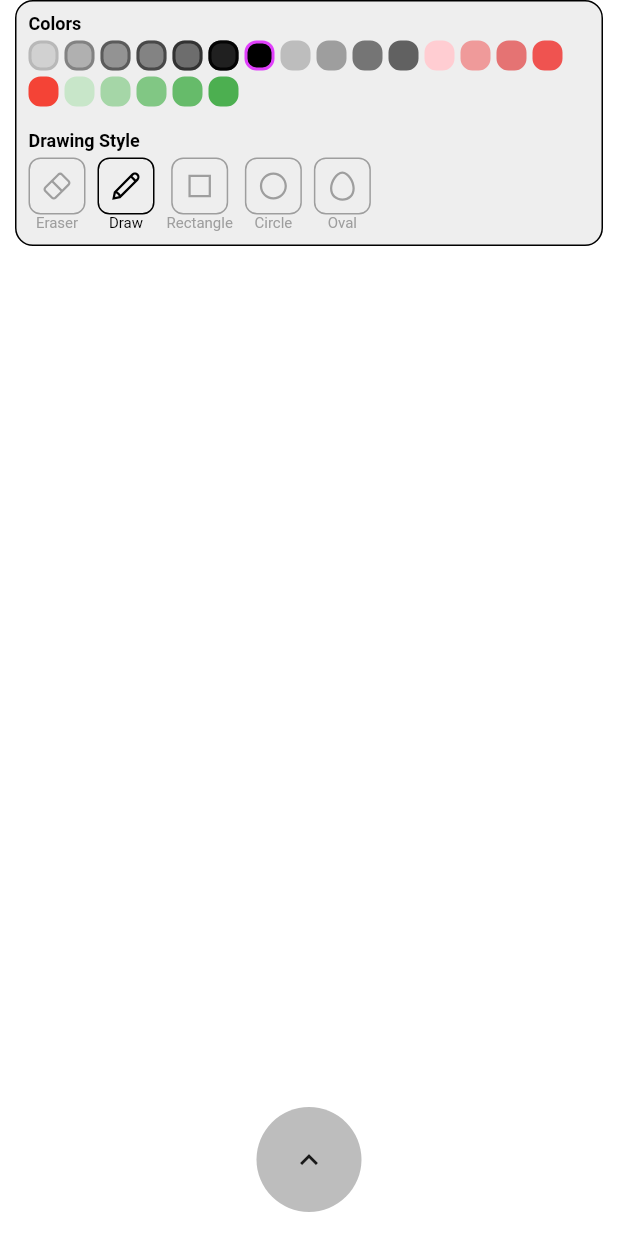
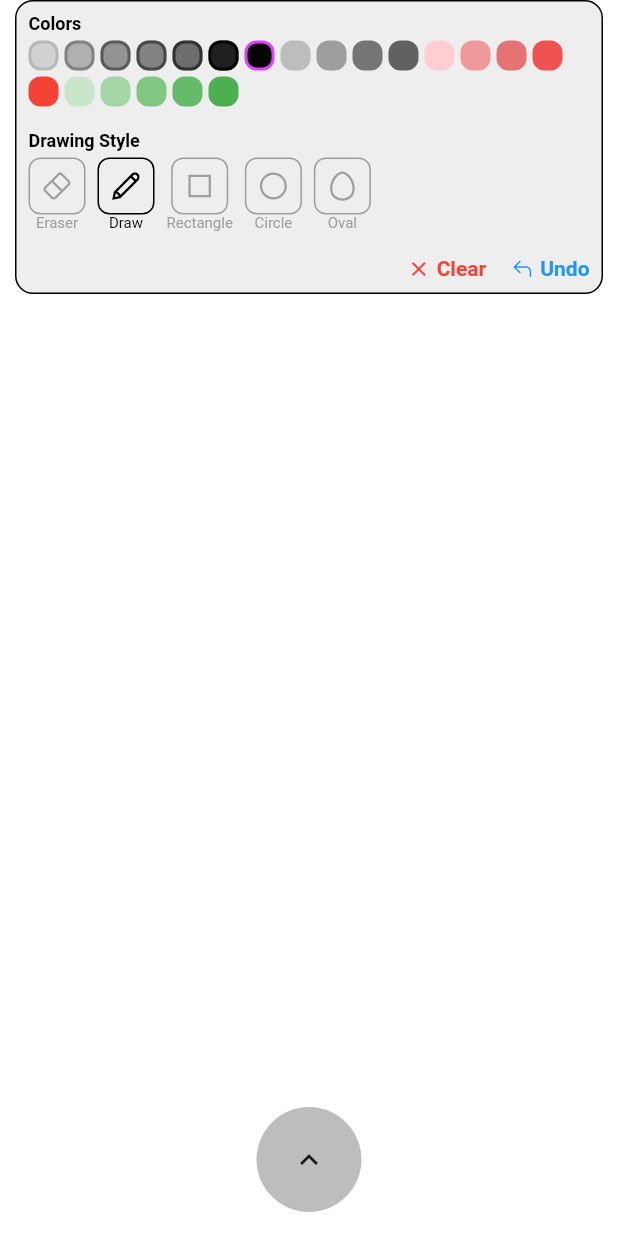
Before and after one commit to Karma-234/drawing_pad, a Flutter app: the screen it shows after launch, on a phone screen of 412 x 824 dp. Run offline on Flutter 3.47's test engine with Material 2 defaults, Android fonts, the light colour scheme and no system bars; our stand-ins replace flutter_hooks, line_icons; generated files the repository leaves out were written again.

Commit message:
Added undo and clear button

```diff
--- a/lib/src/sample_feature/drawing_pad.dart
+++ b/lib/src/sample_feature/drawing_pad.dart
@@ -125,6 +125,8 @@ class DrawingPad extends HookWidget {
                   Tween<Offset>(begin: const Offset(0, -1), end: Offset.zero)
                       .animate(animationController),
               child: DrawingPallette(
+                  activeDraving: activeDarwing,
+                  drawings: allDrawings,
                   strokeColor: strokeColor,
                   selectedrawingType: selectedrawingType),
             ),
--- a/lib/src/shared_widgets/drawing_pallette.dart
+++ b/lib/src/shared_widgets/drawing_pallette.dart
@@ -1,3 +1,4 @@
+import 'package:custom_paint_animation/src/model/drawing.dart';
 import 'package:flutter/material.dart';
 import 'package:line_icons/line_icons.dart';
 
@@ -9,10 +10,14 @@ class DrawingPallette extends StatelessWidget {
     super.key,
     required this.strokeColor,
     required this.selectedrawingType,
+    required this.drawings,
+    required this.activeDraving,
   });
 
   final ValueNotifier<Color> strokeColor;
   final ValueNotifier<DrawingType> selectedrawingType;
+  final ValueNotifier<List<Drawing>> drawings;
+  final ValueNotifier<Drawing?> activeDraving;
 
   @override
   Widget build(BuildContext context) {
@@ -45,7 +50,112 @@ class DrawingPallette extends StatelessWidget {
             const SizedBox(
               height: 4,
             ),
-            Wrap(
+            AppColorPalette(strokeColor: strokeColor),
+            const SizedBox(
+              height: 16,
+            ),
+            const Text(
+              'Drawing Style',
+              textAlign: TextAlign.center,
+              style: TextStyle(
+                  fontSize: 12,
+                  fontWeight: FontWeight.w600,
+                  color: Colors.black),
+            ),
+            const SizedBox(
+              height: 4,
+            ),
+            DrawingStyles(selectedrawingType: selectedrawingType),
+            const SizedBox(
+              height: 16,
+            ),
+            Row(
+              mainAxisAlignment: MainAxisAlignment.end,
+              children: [
+                AppIconWithtextButton(
+                  color: Colors.red,
+                  icon: Icons.clear,
+                  text: 'Clear',
+                  onTap: () {
+                    drawings.value = [];
+                    activeDraving.value = null;
+                  },
+                ),
+                const SizedBox(
+                  width: 16,
+                ),
+                AppIconWithtextButton(
+                  onTap: () {
+                    var holder = drawings.value;
+                    if (holder.isNotEmpty) {
+                      holder.removeLast();
+                      drawings.value = holder;
+                      activeDraving.value = null;
+                    }
+                  },
+                ),
+              ],
+            ),
+          ],
+        ),
+      ),
+    );
+  }
+}
+
+class AppIconWithtextButton extends StatelessWidget {
+  final String text;
+  final Color color;
+  final VoidCallback? onTap;
+  final IconData icon;
+  const AppIconWithtextButton({
+    super.key,
+    this.text = 'Undo',
+    this.color = Colors.blue,
+    this.onTap,
+    this.icon = LineIcons.undo,
+  });
+
+  @override
+  Widget build(BuildContext context) {
+    return GestureDetector(
+      onTap: onTap,
+      child: Row(
+        mainAxisAlignment: MainAxisAlignment.end,
+        mainAxisSize: MainAxisSize.min,
+        crossAxisAlignment: CrossAxisAlignment.end,
+        children: [
+          Icon(
+            icon,
+            size: 16,
+            color: color,
+          ),
+          const SizedBox(
+            width: 4,
+          ),
+          Text(
+            text,
+            textAlign: TextAlign.center,
+            style: TextStyle(
+                fontSize: 14, fontWeight: FontWeight.w600, color: color),
+          ),
+        ],
+      ),
+    );
+  }
+}
+
+class AppColorPalette extends StatelessWidget {
+  const AppColorPalette({
+    super.key,
+    required this.strokeColor,
+  });
+
+  final ValueNotifier<Color> strokeColor;
+
+  @override
+  Widget build(BuildContext context) {
+    return Wrap(
       alignment: WrapAlignment.start,
       runSpacing: 4,
       spacing: 4,
@@ -82,22 +192,21 @@ class DrawingPallette extends StatelessWidget {
                 ))
             .toList()
       ],
-            ),
-            const SizedBox(
-              height: 16,
-            ),
-            const Text(
-              'Drawing Style',
-              textAlign: TextAlign.center,
-              style: TextStyle(
-                  fontSize: 12,
-                  fontWeight: FontWeight.w600,
-                  color: Colors.black),
-            ),
-            const SizedBox(
-              height: 4,
-            ),
-            Wrap(
+    );
+  }
+}
+
+class DrawingStyles extends StatelessWidget {
+  const DrawingStyles({
+    super.key,
+    required this.selectedrawingType,
+  });
+
+  final ValueNotifier<DrawingType> selectedrawingType;
+
+  @override
+  Widget build(BuildContext context) {
+    return Wrap(
       alignment: WrapAlignment.start,
       runSpacing: 8,
       spacing: 8,
@@ -131,10 +240,6 @@ class DrawingPallette extends StatelessWidget {
           isSelected: selectedrawingType.value == DrawingType.oval,
         ),
       ],
-            ),
-          ],
-        ),
-      ),
     );
   }
 }
```
Lines whose indentation alone changed are shown as unchanged.
